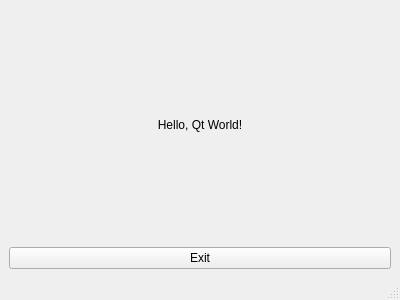
Old version of the form gui/src/mainwindow.ui in the repository acc15/psu.
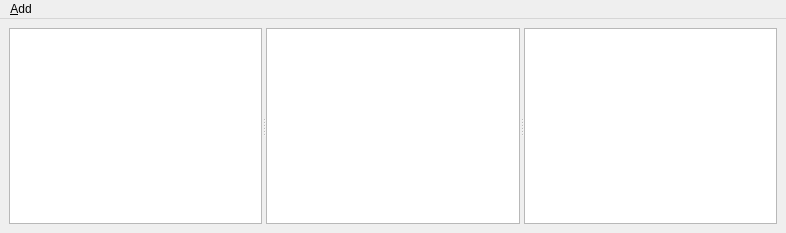
New version of the form.

Diff of the .ui file:
```diff
--- a/gui/src/mainwindow.ui
+++ b/gui/src/mainwindow.ui
@@ -6,35 +6,49 @@
    <rect>
     <x>0</x>
     <y>0</y>
-    <width>400</width>
-    <height>300</height>
+    <width>786</width>
+    <height>233</height>
    </rect>
   </property>
   <property name="windowTitle">
    <string>MainWindow</string>
   </property>
   <widget class="QWidget" name="centralwidget">
-    <layout class="QVBoxLayout" name="verticalLayout">
-      <item>
-        <widget class="QLabel" name="label">
-          <property name="text">
-           <string>Hello, Qt World!</string>
-          </property>
-          <property name="alignment">
-           <set>Qt::AlignCenter</set>
-          </property>
-        </widget>
-      </item>
-      <item>
-        <widget class="QPushButton" name="exitButton">
-          <property name="text">
-           <string>Exit</string>
-          </property>
-        </widget>
-      </item>
-    </layout>
+   <layout class="QHBoxLayout" name="_2">
+    <item>
+     <widget class="QSplitter" name="splitter">
+      <property name="orientation">
+       <enum>Qt::Orientation::Horizontal</enum>
+      </property>
+      <widget class="QTextEdit" name="text1"/>
+      <widget class="QTextEdit" name="text2"/>
+      <widget class="QTextEdit" name="text3"/>
+     </widget>
+    </item>
+   </layout>
   </widget>
-  <widget class="QStatusBar" name="statusbar"/>
+  <widget class="QMenuBar" name="menuBar">
+   <property name="geometry">
+    <rect>
+     <x>0</x>
+     <y>0</y>
+     <width>786</width>
+     <height>23</height>
+    </rect>
+   </property>
+   <widget class="QMenu" name="menuAdd">
+    <property name="title">
+     <string>&amp;Add</string>
+    </property>
+    <addaction name="actionPSU"/>
+   </widget>
+   <addaction name="menuAdd"/>
+  </widget>
+  <action name="actionPSU">
+   <property name="text">
+    <string>&amp;PSU</string>
+   </property>
+  </action>
  </widget>
  <resources/>
  <connections/>
```
Left out of the diff: 2 changed lines with no effect on the pictures.
